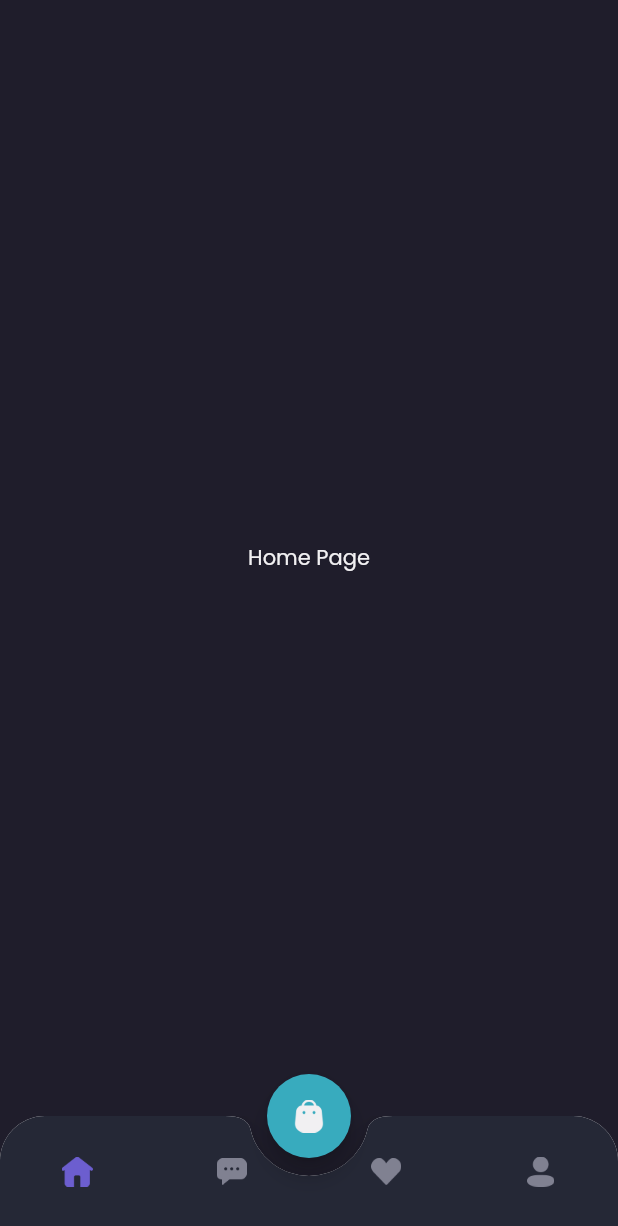
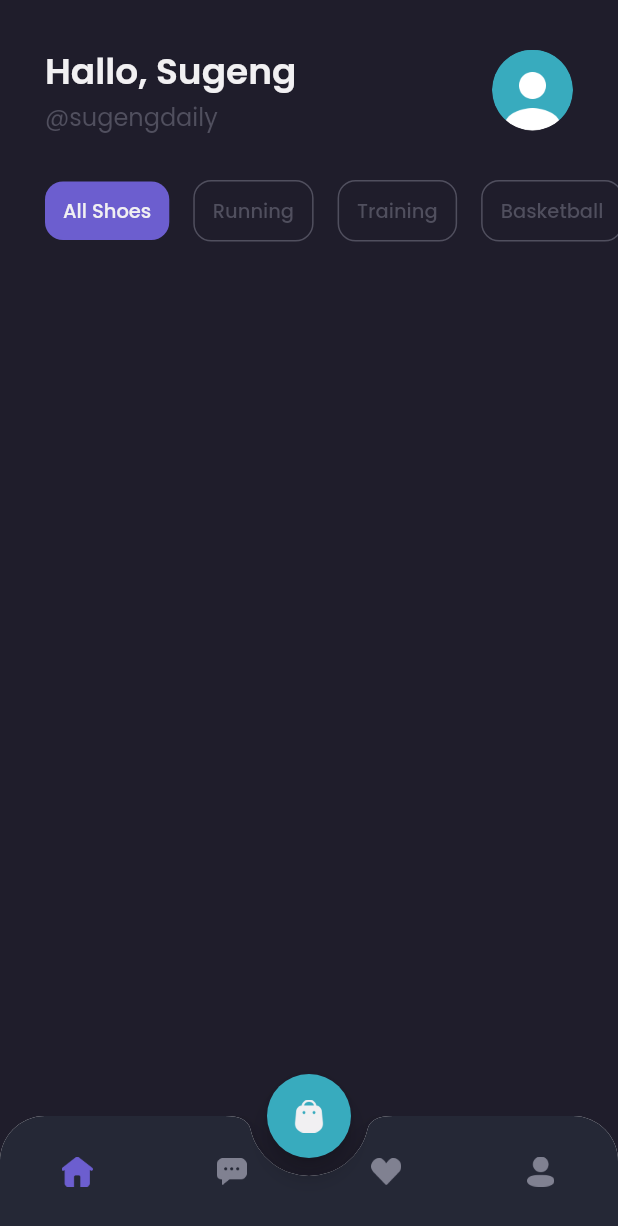
Before and after one commit to sugeng20/shamo, a Flutter app: the MainPage screen opened by its route, on a phone screen of 412 x 824 dp. Shown: the top 1226 px of the screen. Run offline on Flutter 3.47's test engine with Material 2 defaults, Android fonts, the phone set to English and light mode, and no system bars; our stand-ins replace google_fonts.

Commit message:
Home Page Bagian Kategori

```diff
--- a/lib/pages/home/home_page.dart
+++ b/lib/pages/home/home_page.dart
@@ -6,11 +6,138 @@ class HomePage extends StatelessWidget {
 
   @override
   Widget build(BuildContext context) {
-    return Center(
-      child: Text(
-        'Home Page',
-        style: primaryTextStyle,
-      ),
+    Widget header() {
+      return Container(
+        margin: EdgeInsets.only(
+            top: defaultMargin, left: defaultMargin, right: defaultMargin),
+        child: Row(
+          children: [
+            Expanded(
+              child: Column(
+                crossAxisAlignment: CrossAxisAlignment.start,
+                children: [
+                  Text(
+                    'Hallo, Sugeng',
+                    style: primaryTextStyle.copyWith(
+                        fontSize: 24, fontWeight: semiBold),
+                  ),
+                  Text(
+                    '@sugengdaily',
+                    style: subtitleTextStyle.copyWith(fontSize: 16),
+                  )
+                ],
+              ),
+            ),
+            Container(
+              width: 54,
+              height: 54,
+              decoration: BoxDecoration(
+                  shape: BoxShape.circle,
+                  image: DecorationImage(
+                      image: AssetImage('assets/image_profile.png'))),
+            )
+          ],
+        ),
+      );
+    }
+
+    Widget categories() {
+      return Container(
+        margin: EdgeInsets.only(top: defaultMargin),
+        child: SingleChildScrollView(
+          scrollDirection: Axis.horizontal,
+          child: Row(
+            children: [
+              SizedBox(
+                width: defaultMargin,
+              ),
+              Container(
+                padding: EdgeInsets.symmetric(
+                  horizontal: 12,
+                  vertical: 10,
+                ),
+                margin: EdgeInsets.only(right: 16),
+                decoration: BoxDecoration(
+                    borderRadius: BorderRadius.circular(12),
+                    color: primaryColor),
+                child: Text(
+                  'All Shoes',
+                  style: primaryTextStyle.copyWith(
+                      fontSize: 13, fontWeight: medium),
+                ),
+              ),
+              Container(
+                padding: EdgeInsets.symmetric(
+                  horizontal: 12,
+                  vertical: 10,
+                ),
+                margin: EdgeInsets.only(right: 16),
+                decoration: BoxDecoration(
+                    borderRadius: BorderRadius.circular(12),
+                    border: Border.all(color: subtitleColor),
+                    color: transparentColor),
+                child: Text(
+                  'Running',
+                  style: subtitleTextStyle.copyWith(
+                      fontSize: 13, fontWeight: medium),
+                ),
+              ),
+              Container(
+                padding: EdgeInsets.symmetric(
+                  horizontal: 12,
+                  vertical: 10,
+                ),
+                margin: EdgeInsets.only(right: 16),
+                decoration: BoxDecoration(
+                    borderRadius: BorderRadius.circular(12),
+                    border: Border.all(color: subtitleColor),
+                    color: transparentColor),
+                child: Text(
+                  'Training',
+                  style: subtitleTextStyle.copyWith(
+                      fontSize: 13, fontWeight: medium),
+                ),
+              ),
+              Container(
+                padding: EdgeInsets.symmetric(
+                  horizontal: 12,
+                  vertical: 10,
+                ),
+                margin: EdgeInsets.only(right: 16),
+                decoration: BoxDecoration(
+                    borderRadius: BorderRadius.circular(12),
+                    border: Border.all(color: subtitleColor),
+                    color: transparentColor),
+                child: Text(
+                  'Basketball',
+                  style: subtitleTextStyle.copyWith(
+                      fontSize: 13, fontWeight: medium),
+                ),
+              ),
+              Container(
+                padding: EdgeInsets.symmetric(
+                  horizontal: 12,
+                  vertical: 10,
+                ),
+                margin: EdgeInsets.only(right: 16),
+                decoration: BoxDecoration(
+                    borderRadius: BorderRadius.circular(12),
+                    border: Border.all(color: subtitleColor),
+                    color: transparentColor),
+                child: Text(
+                  'Hiking',
+                  style: subtitleTextStyle.copyWith(
+                      fontSize: 13, fontWeight: medium),
+                ),
+              )
+            ],
+          ),
+        ),
+      );
+    }
+
+    return ListView(
+      children: [header(), categories()],
     );
   }
 }
--- a/lib/theme.dart
+++ b/lib/theme.dart
@@ -14,6 +14,7 @@ Color backgroundColor4 = const Color(0xff252836);
 Color primaryTextColor = const Color(0xffF1F0F2);
 Color secondaryTextColor = const Color(0xff999999);
 Color subtitleColor = const Color(0xff504F5E);
+Color transparentColor = Colors.transparent;
 
 TextStyle primaryTextStyle = GoogleFonts.poppins(color: primaryTextColor);
 TextStyle secondaryTextStyle = GoogleFonts.poppins(color: secondaryColor);
```
